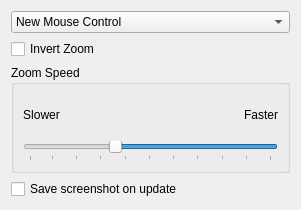
Qt form src/Interface/Modules/Render/InputControls.ui (SCIInstitute/SCIRun) before a commit.
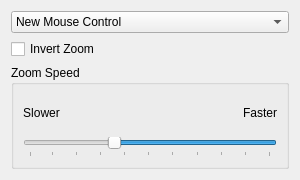
The same form after that commit.

Commit message: Move screenshot on update checkbox to screenshot gui

The edit to the form file:
```diff
--- a/src/Interface/Modules/Render/InputControls.ui
+++ b/src/Interface/Modules/Render/InputControls.ui
@@ -6,14 +6,14 @@
    <rect>
     <x>0</x>
     <y>0</y>
-    <width>301</width>
-    <height>210</height>
+    <width>300</width>
+    <height>180</height>
    </rect>
   </property>
   <property name="minimumSize">
    <size>
     <width>300</width>
-    <height>210</height>
+    <height>180</height>
    </size>
   </property>
   <property name="windowTitle">
@@ -120,22 +120,6 @@
      </layout>
     </widget>
    </item>
-   <item>
-    <widget class="QCheckBox" name="saveScreenShotOnUpdateCheckBox_">
-     <property name="font">
-      <font>
-       <weight>50</weight>
-       <bold>false</bold>
-      </font>
-     </property>
-     <property name="toolTip">
-      <string>Save screenshot on geometry update</string>
-     </property>
-     <property name="text">
-      <string>Save screenshot on update</string>
-     </property>
-    </widget>
-   </item>
   </layout>
  </widget>
  <resources/>
```
The commit also changes 2 other files.
